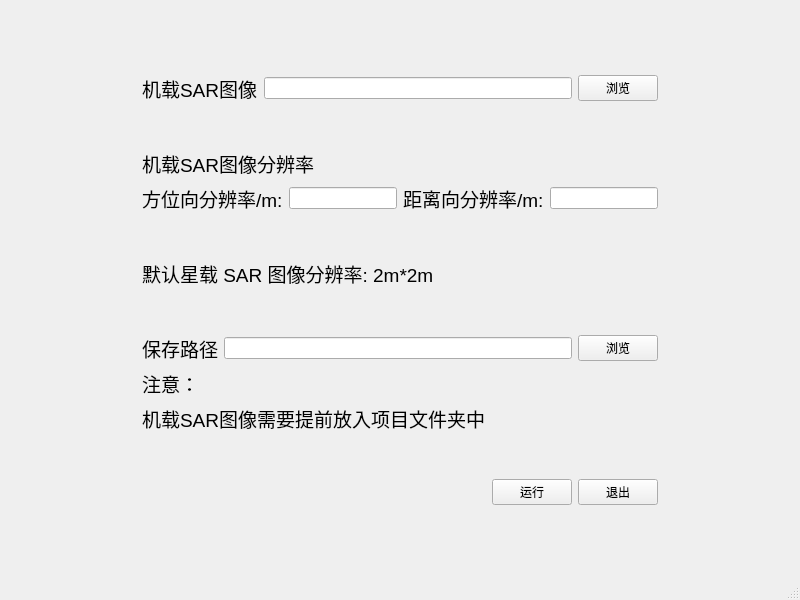
This is v1/sardeduction.ui in chongkuiqi/FTRP_app as Qt 5 draws it before an edit. The edited form follows.
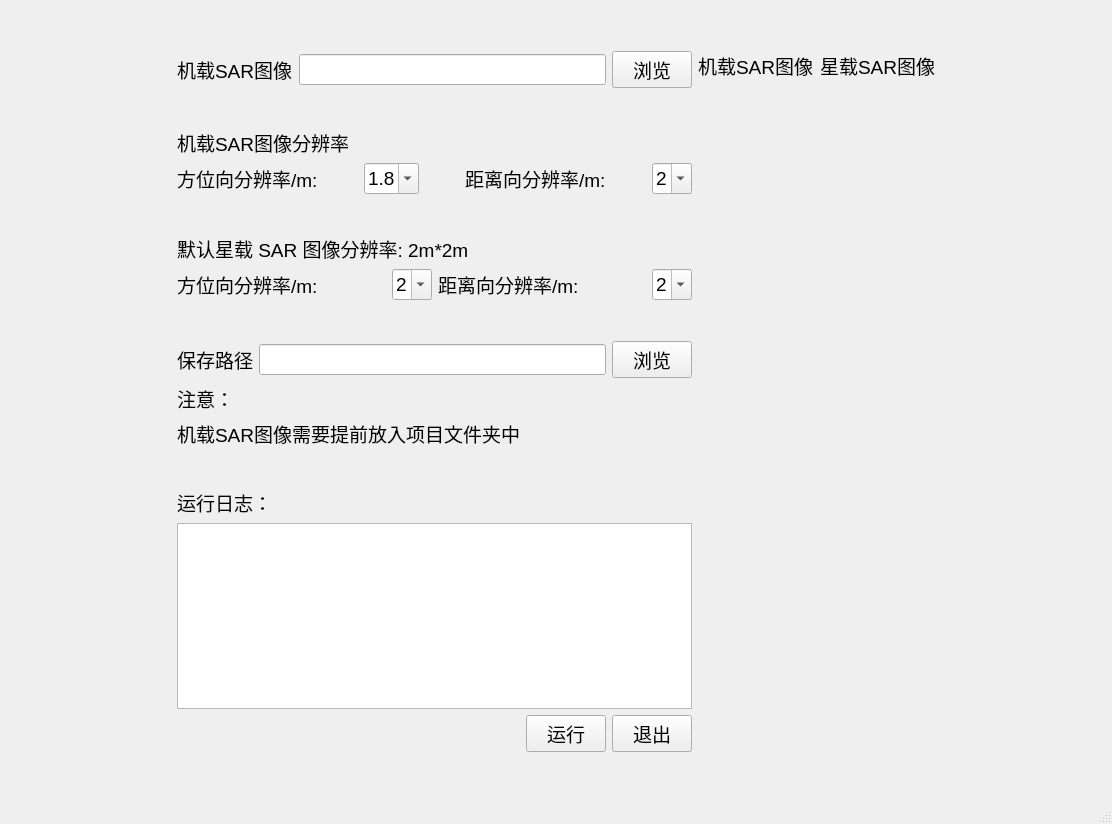
This is the edited form.

```diff
--- a/v1/sardeduction.ui
+++ b/v1/sardeduction.ui
@@ -6,15 +6,33 @@
    <rect>
     <x>0</x>
     <y>0</y>
-    <width>800</width>
-    <height>600</height>
+    <width>1112</width>
+    <height>824</height>
    </rect>
   </property>
+  <property name="font">
+   <font>
+    <pointsize>14</pointsize>
+   </font>
+  </property>
   <property name="windowTitle">
    <string>MainWindow</string>
   </property>
   <widget class="QWidget" name="centralwidget">
    <layout class="QGridLayout" name="gridLayout">
+    <item row="0" column="0" rowspan="2">
+     <spacer name="horizontalSpacer_2">
+      <property name="orientation">
+       <enum>Qt::Horizontal</enum>
+      </property>
+      <property name="sizeHint" stdset="0">
+       <size>
+        <width>88</width>
+        <height>20</height>
+       </size>
+      </property>
+     </spacer>
+    </item>
     <item row="0" column="1">
      <spacer name="verticalSpacer">
       <property name="orientation">
@@ -28,20 +46,22 @@
       </property>
      </spacer>
     </item>
-    <item row="1" column="0">
-     <spacer name="horizontalSpacer_2">
+    <item row="0" column="2" rowspan="2">
+     <spacer name="horizontalSpacer_3">
       <property name="orientation">
        <enum>Qt::Horizontal</enum>
       </property>
       <property name="sizeHint" stdset="0">
        <size>
-        <width>88</width>
+        <width>87</width>
         <height>20</height>
        </size>
       </property>
      </spacer>
     </item>
     <item row="1" column="1">
+     <layout class="QHBoxLayout" name="horizontalLayout_5">
+      <item>
      <layout class="QVBoxLayout" name="verticalLayout">
       <item>
        <layout class="QHBoxLayout" name="horizontalLayout">
@@ -109,7 +129,45 @@
          </widget>
         </item>
         <item>
-         <widget class="QLineEdit" name="Azimuth"/>
+           <spacer name="horizontalSpacer_6">
+            <property name="orientation">
+             <enum>Qt::Horizontal</enum>
+            </property>
+            <property name="sizeHint" stdset="0">
+             <size>
+              <width>40</width>
+              <height>20</height>
+             </size>
+            </property>
+           </spacer>
+          </item>
+          <item>
+           <widget class="QComboBox" name="Azimuth">
+            <property name="editable">
+             <bool>true</bool>
+            </property>
+            <property name="currentText">
+             <string>1.8</string>
+            </property>
+            <item>
+             <property name="text">
+              <string>1.8</string>
+             </property>
+            </item>
+           </widget>
+          </item>
+          <item>
+           <spacer name="horizontalSpacer_4">
+            <property name="orientation">
+             <enum>Qt::Horizontal</enum>
+            </property>
+            <property name="sizeHint" stdset="0">
+             <size>
+              <width>40</width>
+              <height>20</height>
+             </size>
+            </property>
+           </spacer>
         </item>
         <item>
          <widget class="QLabel" name="label_4">
@@ -124,7 +182,32 @@
          </widget>
         </item>
         <item>
-         <widget class="QLineEdit" name="Range"/>
+           <spacer name="horizontalSpacer_5">
+            <property name="orientation">
+             <enum>Qt::Horizontal</enum>
+            </property>
+            <property name="sizeHint" stdset="0">
+             <size>
+              <width>40</width>
+              <height>20</height>
+             </size>
+            </property>
+           </spacer>
+          </item>
+          <item>
+           <widget class="QComboBox" name="Range">
+            <property name="editable">
+             <bool>true</bool>
+            </property>
+            <property name="currentText">
+             <string>2</string>
+            </property>
+            <item>
+             <property name="text">
+              <string>2</string>
+             </property>
+            </item>
+           </widget>
         </item>
        </layout>
       </item>
@@ -153,6 +236,74 @@
         </property>
        </widget>
       </item>
+        <item>
+         <layout class="QHBoxLayout" name="horizontalLayout_6">
+          <item>
+           <widget class="QLabel" name="label_12">
+            <property name="text">
+             <string>方位向分辨率/m:</string>
+            </property>
+           </widget>
+          </item>
+          <item>
+           <spacer name="horizontalSpacer_7">
+            <property name="orientation">
+             <enum>Qt::Horizontal</enum>
+            </property>
+            <property name="sizeHint" stdset="0">
+             <size>
+              <width>40</width>
+              <height>20</height>
+             </size>
+            </property>
+           </spacer>
+          </item>
+          <item>
+           <widget class="QComboBox" name="spe_azi">
+            <property name="editable">
+             <bool>true</bool>
+            </property>
+            <item>
+             <property name="text">
+              <string>2</string>
+             </property>
+            </item>
+           </widget>
+          </item>
+          <item>
+           <widget class="QLabel" name="label_13">
+            <property name="text">
+             <string>距离向分辨率/m:</string>
+            </property>
+           </widget>
+          </item>
+          <item>
+           <spacer name="horizontalSpacer_8">
+            <property name="orientation">
+             <enum>Qt::Horizontal</enum>
+            </property>
+            <property name="sizeHint" stdset="0">
+             <size>
+              <width>40</width>
+              <height>20</height>
+             </size>
+            </property>
+           </spacer>
+          </item>
+          <item>
+           <widget class="QComboBox" name="spe_ran">
+            <property name="editable">
+             <bool>true</bool>
+            </property>
+            <item>
+             <property name="text">
+              <string>2</string>
+             </property>
+            </item>
+           </widget>
+          </item>
+         </layout>
+        </item>
       <item>
        <spacer name="verticalSpacer_5">
         <property name="orientation">
@@ -229,6 +380,16 @@
         </property>
        </spacer>
       </item>
+        <item>
+         <widget class="QLabel" name="label_10">
+          <property name="text">
+           <string>运行日志：</string>
+          </property>
+         </widget>
+        </item>
+        <item>
+         <widget class="QTextBrowser" name="log"/>
+        </item>
       <item>
        <layout class="QHBoxLayout" name="horizontalLayout_3">
         <item>
@@ -262,18 +423,75 @@
       </item>
      </layout>
     </item>
-    <item row="1" column="2">
-     <spacer name="horizontalSpacer_3">
+      <item>
+       <layout class="QVBoxLayout" name="verticalLayout_2">
+        <item>
+         <widget class="QLabel" name="label_9">
+          <property name="text">
+           <string>机载SAR图像</string>
+          </property>
+         </widget>
+        </item>
+        <item>
+         <widget class="QLabel" name="src_image">
+          <property name="text">
+           <string/>
+          </property>
+          <property name="scaledContents">
+           <bool>true</bool>
+          </property>
+         </widget>
+        </item>
+        <item>
+         <spacer name="verticalSpacer_7">
       <property name="orientation">
-       <enum>Qt::Horizontal</enum>
+           <enum>Qt::Vertical</enum>
       </property>
       <property name="sizeHint" stdset="0">
        <size>
-        <width>87</width>
-        <height>20</height>
+            <width>20</width>
+            <height>40</height>
        </size>
       </property>
      </spacer>
+        </item>
+       </layout>
+      </item>
+      <item>
+       <layout class="QVBoxLayout" name="verticalLayout_3">
+        <item>
+         <widget class="QLabel" name="label_11">
+          <property name="text">
+           <string>星载SAR图像</string>
+          </property>
+         </widget>
+        </item>
+        <item>
+         <widget class="QLabel" name="output_img">
+          <property name="text">
+           <string/>
+          </property>
+          <property name="scaledContents">
+           <bool>true</bool>
+          </property>
+         </widget>
+        </item>
+        <item>
+         <spacer name="verticalSpacer_8">
+          <property name="orientation">
+           <enum>Qt::Vertical</enum>
+          </property>
+          <property name="sizeHint" stdset="0">
+           <size>
+            <width>20</width>
+            <height>40</height>
+           </size>
+          </property>
+         </spacer>
+        </item>
+       </layout>
+      </item>
+     </layout>
     </item>
     <item row="2" column="1">
      <spacer name="verticalSpacer_2">
```
Left out of the diff: 4 changed lines with no effect on the pictures. Lines whose indentation alone changed are shown as unchanged.
